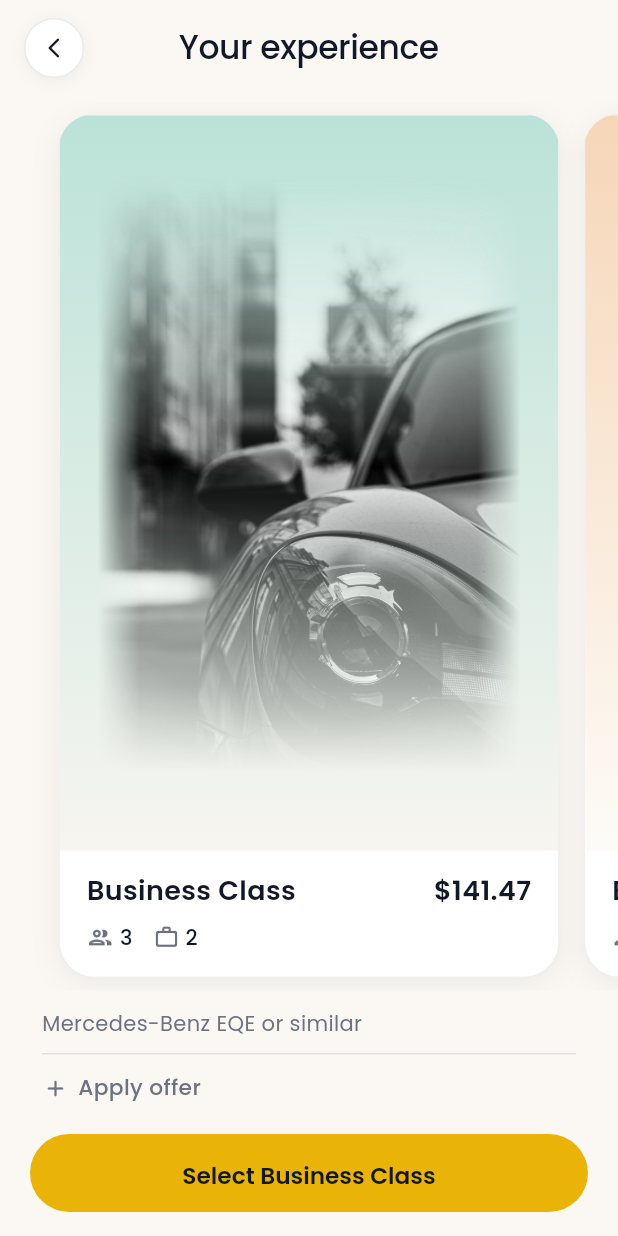
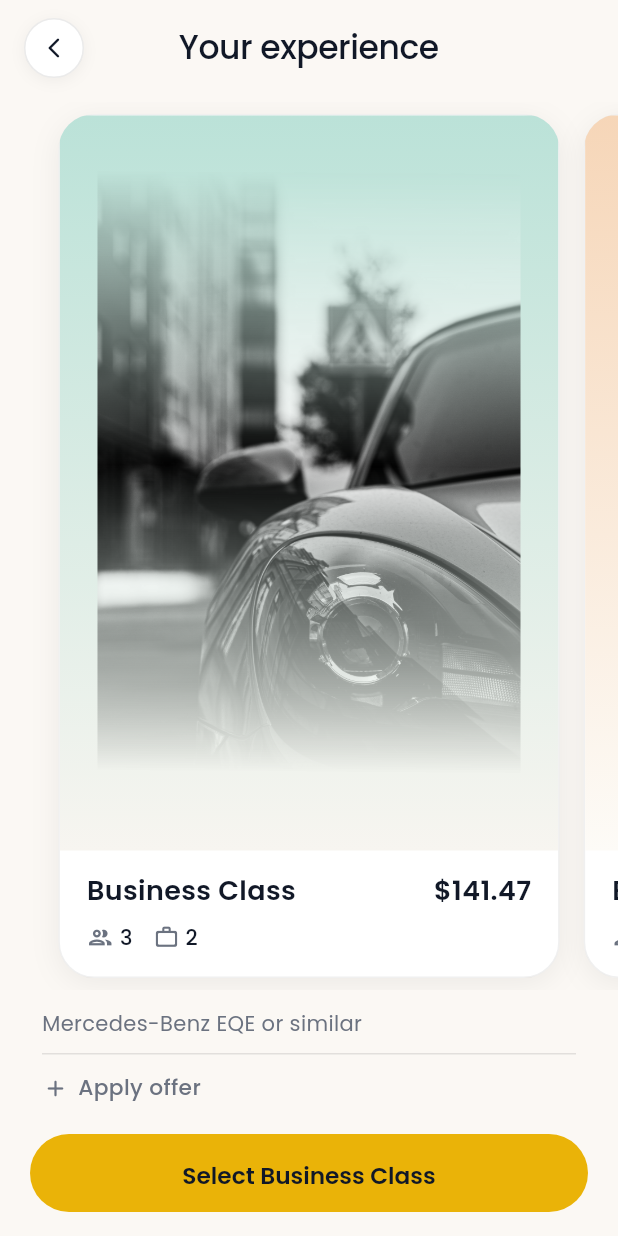
Before and after one commit to k3lvincodes/klux-vip, a Flutter app: the FleetSelectionScreen screen opened by its route, on a phone screen of 412 x 824 dp. Run offline on Flutter 3.47's test engine with Material 3 defaults, Android fonts, the phone set to English and light mode, and no system bars; drawn by our look-alikes of toastification; our stand-ins replace audioplayers, cached_network_image, firebase_core, firebase_messaging, flutter_animate, flutter_map and 13 more; missing offline and left inert: didit_sdk, flutter_stripe, google_maps_flutter_android, google_maps_flutter_platform_interface; accounts and stored records are empty; project files that could hold a hidden picture were left out.

Commit message:
style(fleet): replace corner gradient fades with clean border radius on vehicle images

```diff
--- a/app/lib/features/fleet/fleet_selection_screen.dart
+++ b/app/lib/features/fleet/fleet_selection_screen.dart
@@ -496,58 +496,6 @@ class _FleetSelectionScreenState extends State<FleetSelectionScreen> {
     );
   }
 
-  Widget _featherImageEdges(Widget child) {
-    return ShaderMask(
-      shaderCallback: (Rect rect) {
-        return const LinearGradient(
-          colors: [
-            Colors.transparent,
-            Colors.black,
-            Colors.black,
-            Colors.transparent,
-          ],
-          stops: [0.0, 0.10, 0.90, 1.0],
-        ).createShader(rect);
-      },
-      blendMode: BlendMode.dstIn,
-      child: ShaderMask(
-        shaderCallback: (Rect rect) {
-          return const LinearGradient(
-            begin: Alignment.topCenter,
-            end: Alignment.bottomCenter,
-            colors: [
-              Colors.transparent,
-              Colors.black,
-              Colors.black,
-              Colors.transparent,
-            ],
-            stops: [0.0, 0.10, 0.90, 1.0],
-          ).createShader(rect);
-        },
-        blendMode: BlendMode.dstIn,
-        child: ShaderMask(
-          shaderCallback: (Rect rect) {
-            return const RadialGradient(
-              radius: 0.94,
-              colors: [
-                Colors.black,
-                Colors.black,
-                Colors.black54,
-                Colors.transparent,
-              ],
-              stops: [0.0, 0.60, 0.85, 1.0],
-            ).createShader(rect);
-          },
-          blendMode: BlendMode.dstIn,
-          child: ClipRRect(
-            borderRadius: BorderRadius.circular(22),
-            child: child,
-          ),
-        ),
-      ),
-    );
-  }
-
   Widget _buildVehicleImage(FleetVehicleItem? car, FleetCategoryTier tier) {
     Widget imageWidget;
     if (car != null && car.imageUrl != null && car.imageUrl!.isNotEmpty) {
@@ -584,6 +532,9 @@ class _FleetSelectionScreenState extends State<FleetSelectionScreen> {
       );
     }
 
-    return _featherImageEdges(imageWidget);
+    return ClipRRect(
+      borderRadius: BorderRadius.circular(18),
+      child: imageWidget,
+    );
   }
 }
```
